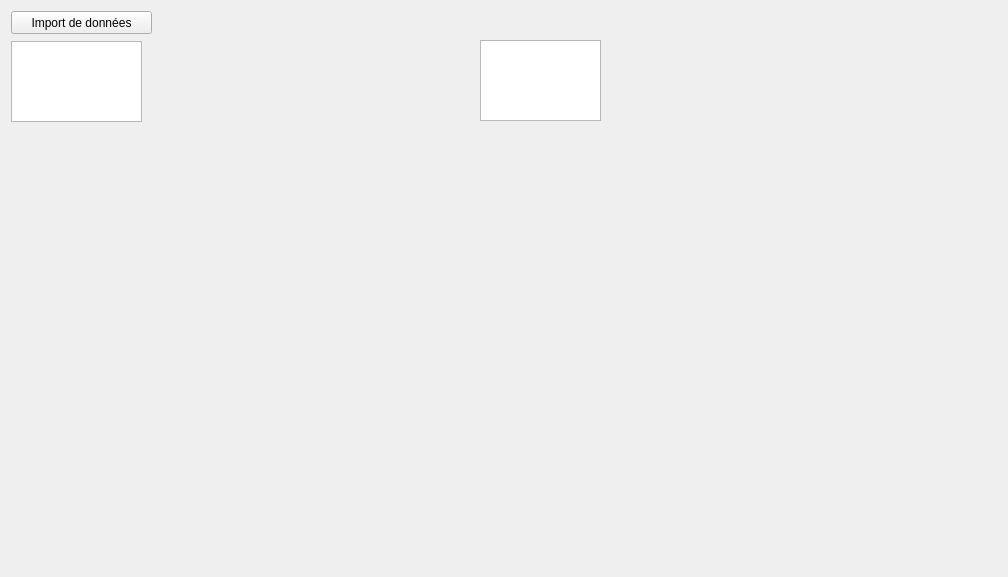
Old version of the form ANP.ui in the repository NATRIST-0/Planetary-Nebula-Analysis.
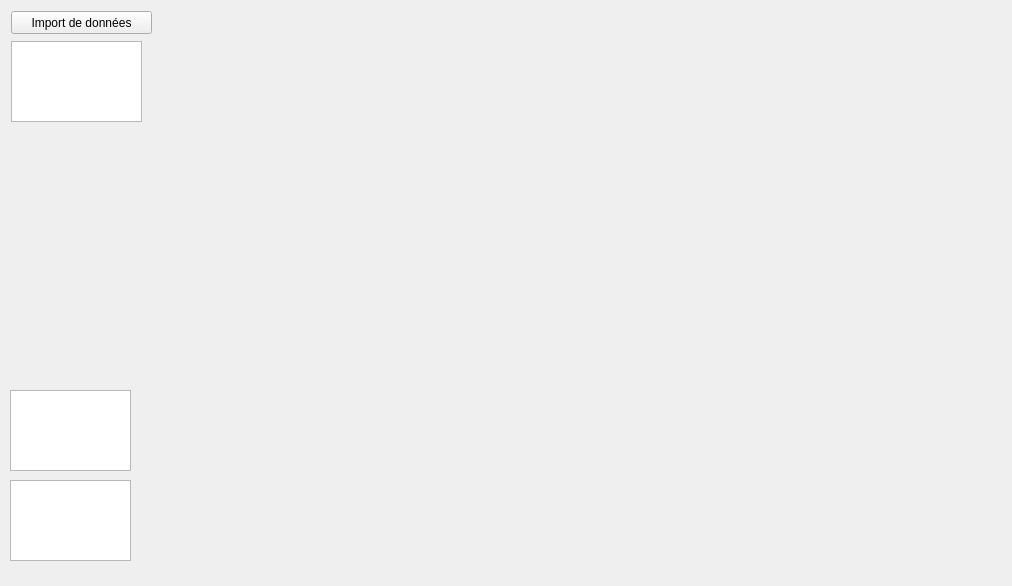
New version of the form.

```diff
--- a/ANP.ui
+++ b/ANP.ui
@@ -6,8 +6,8 @@
    <rect>
     <x>0</x>
     <y>0</y>
-    <width>1008</width>
-    <height>577</height>
+    <width>1012</width>
+    <height>586</height>
    </rect>
   </property>
   <property name="windowTitle">
@@ -40,8 +40,18 @@
    <widget class="QTableView" name="table2">
     <property name="geometry">
      <rect>
-      <x>480</x>
-      <y>40</y>
+      <x>10</x>
+      <y>390</y>
+      <width>121</width>
+      <height>81</height>
+     </rect>
+    </property>
+   </widget>
+   <widget class="QTableView" name="table3">
+    <property name="geometry">
+     <rect>
+      <x>10</x>
+      <y>480</y>
       <width>121</width>
       <height>81</height>
      </rect>
```
